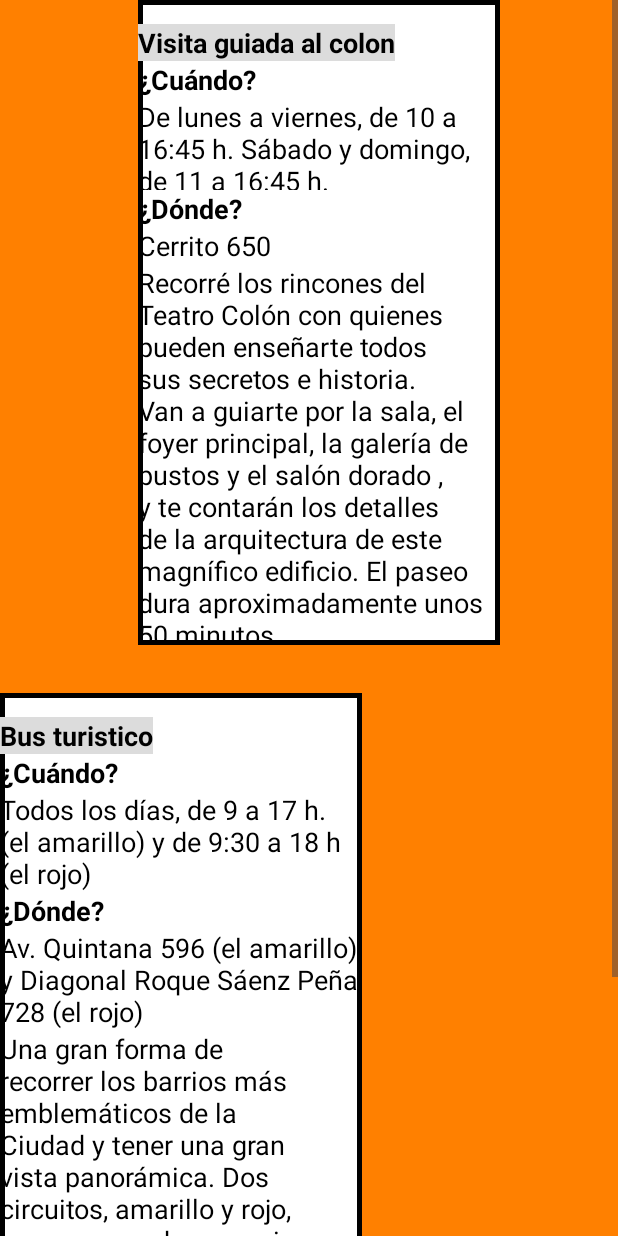
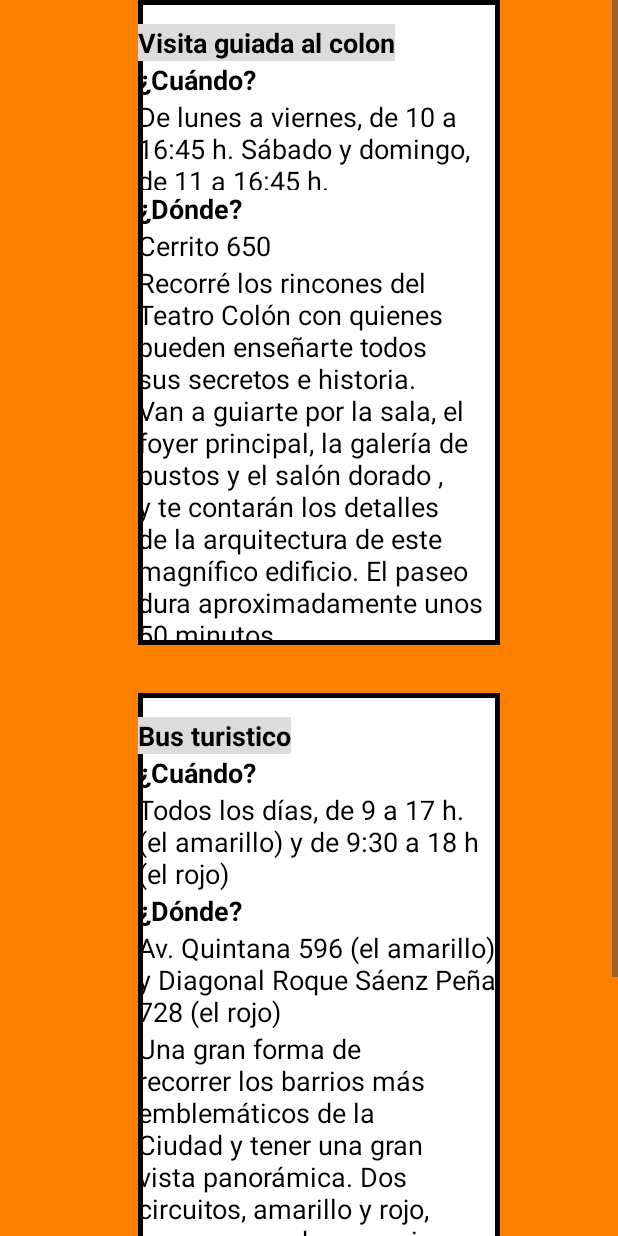
Before and after one commit to seezelop/final-am-acm4a-asad-lopez, an Android app: the lunes_visitas screen opened directly, with no data from a screen before it, on a phone screen of 412 x 824 dp. Run offline under Robolectric (Android 15) with nearby library versions, the light colour scheme and no system bars.

Commit message:
Fix: I fix some problems on activity_lunes_visitas.xml

```diff
--- a/app/src/main/res/layout/activity_lunes_visitas.xml
+++ b/app/src/main/res/layout/activity_lunes_visitas.xml
@@ -9,13 +9,16 @@
     <ScrollView
         android:layout_width="match_parent"
         android:layout_height="match_parent"
-        android:background="@color/orange"
+        android:background="@color/yellow"
         android:scrollbarStyle="outsideOverlay"
-        android:scrollbars="vertical">
+        android:scrollbars="vertical"
+        app:layout_constraintBottom_toBottomOf="parent"
+        app:layout_constraintTop_toTopOf="parent"
+        tools:layout_editor_absoluteX="70dp">
 
         <LinearLayout
             android:layout_width="match_parent"
-            android:layout_height="wrap_content"
+            android:layout_height="match_parent"
             android:background="@color/orange"
             android:orientation="vertical">
 
@@ -90,8 +93,11 @@
             <LinearLayout
                 android:layout_width="241dp"
                 android:layout_height="580dp"
+                android:layout_marginStart="92dp"
                 android:background="@drawable/color_borde_layout"
-                android:orientation="vertical">
+                android:orientation="vertical"
+                app:layout_constraintEnd_toEndOf="parent"
+                app:layout_constraintStart_toStartOf="parent">
 
                 <TextView
                     android:id="@+id/titulo_2"
@@ -106,14 +112,16 @@
                     app:layout_constraintTop_toTopOf="parent">
 
                 </TextView>
+
                 <TextView
                     android:id="@+id/subtitulo1_bus"
                     android:layout_width="match_parent"
                     android:layout_height="wrap_content"
                     android:text="@string/primer_subtitulo"
                     android:textColor="@color/black"
-                    android:textStyle="bold"
-                    android:textSize="18sp" />
+                    android:textSize="18sp"
+                    android:textStyle="bold" />
+
                 <TextView
                     android:id="@+id/horario_dias_buses"
                     android:layout_width="match_parent"
@@ -128,8 +136,8 @@
                     android:layout_height="wrap_content"
                     android:text="@string/donde"
                     android:textColor="@color/black"
-                    android:textStyle="bold"
-                    android:textSize="18sp" />
+                    android:textSize="18sp"
+                    android:textStyle="bold" />
 
                 <TextView
                     android:id="@+id/direccion_bus"
@@ -148,13 +156,19 @@
                     android:textSize="18sp" />
 
 
-                <androidx.constraintlayout.widget.ConstraintLayout
-                    android:layout_width="match_parent"
-                    android:layout_height="match_parent">
+            </LinearLayout>
 
-                </androidx.constraintlayout.widget.ConstraintLayout>
+            <androidx.constraintlayout.widget.ConstraintLayout
+                android:layout_width="match_parent"
+                android:layout_height="match_parent">
 
-            </LinearLayout>
+            </androidx.constraintlayout.widget.ConstraintLayout>
+
+            <androidx.constraintlayout.widget.ConstraintLayout
+                android:layout_width="match_parent"
+                android:layout_height="match_parent">
+
+            </androidx.constraintlayout.widget.ConstraintLayout>
 
         </LinearLayout>
     </ScrollView>
```
